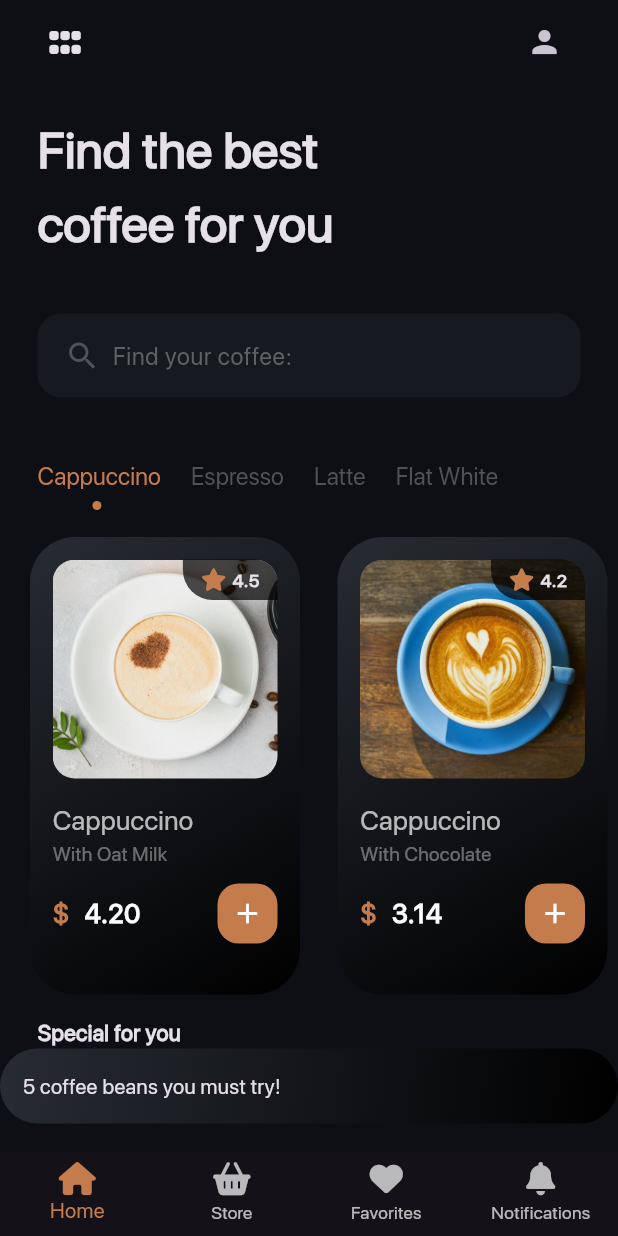
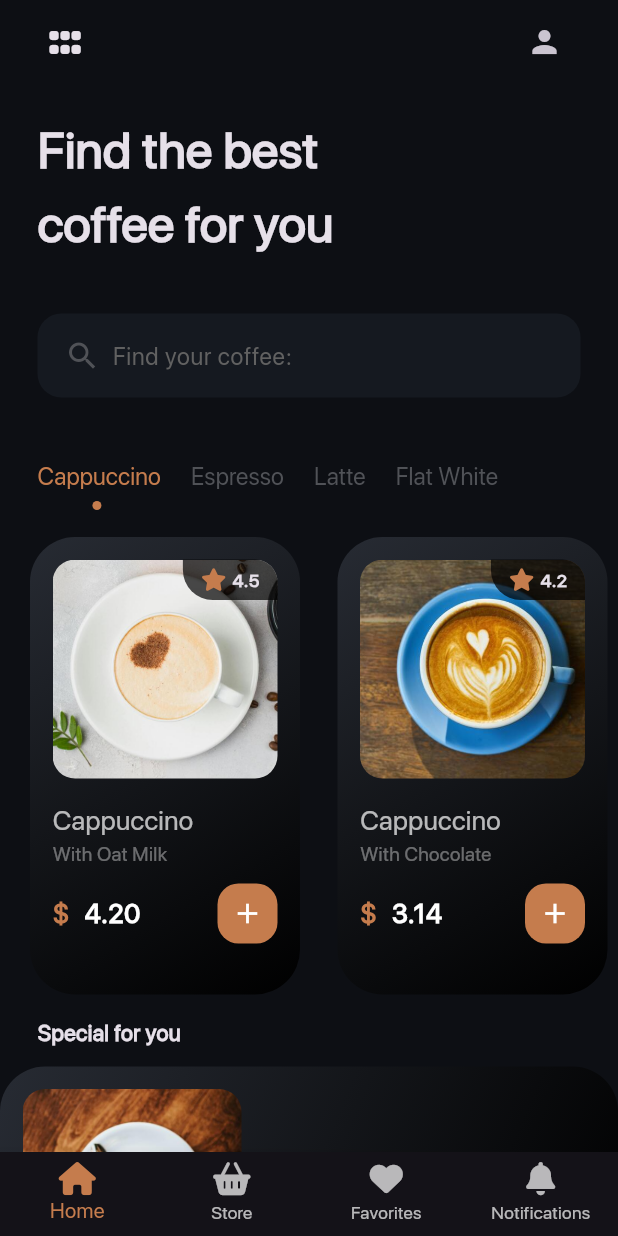
Before and after one commit to AlexEduV/coffee_app_flutter, a Flutter app: the screen it shows after launch, on a phone screen of 412 x 824 dp. Run offline on Flutter 3.47's test engine with Material 3 defaults, Android fonts, the phone set to English and light mode, and no system bars; our stand-ins replace font_awesome_flutter, gap.

Commit message:
working on the special item;

```diff
--- a/lib/pages/home_page.dart
+++ b/lib/pages/home_page.dart
@@ -137,11 +137,13 @@ class _MyHomePageState extends State<MyHomePage> {
               ),
             ),
 
+            const Gap(12.0),
+
             //list view
             const SpecialsItem(
               title: '5 coffee beans you must try!',
               text: 'text',
-              imageSource: 'imageSource',
+              imageSource: '${DataModel.assetPath}coffee_3.jpg',
             ),
 
           ],
@@ -188,7 +190,7 @@ class _MyHomePageState extends State<MyHomePage> {
 
     if (index == 0) {
       return ListView.separated(
-        itemCount: 2,
+        itemCount: coffeeData.length,
         scrollDirection: Axis.horizontal,
         padding: const EdgeInsets.only(left: 20.0, top: 15.0, bottom: 15.0,),
         itemBuilder: (BuildContext context, int index) {
--- a/lib/widgets/specials_item.dart
+++ b/lib/widgets/specials_item.dart
@@ -1,5 +1,6 @@
 import 'package:coffee_app_flutter/style/colors.dart';
 import 'package:flutter/material.dart';
+import 'package:gap/gap.dart';
 
 class SpecialsItem extends StatelessWidget {
 
@@ -32,8 +33,28 @@ class SpecialsItem extends StatelessWidget {
       child: Row(
         children: [
 
+          //photo
+          Container(
+            height: 146,
+            width: 146,
+            decoration: BoxDecoration(
+              borderRadius: BorderRadius.circular(15.0),
+              image: DecorationImage(
+                image: AssetImage(imageSource),
+                fit: BoxFit.cover,
+              ),
+            ),
+          ),
+
+          const Gap(10.0),
+
+          //text column
           Text(
             title,
+            maxLines: 3,
+            style: const TextStyle(
+              fontSize: 18.0,
+            ),
           ),
 
         ],
```
